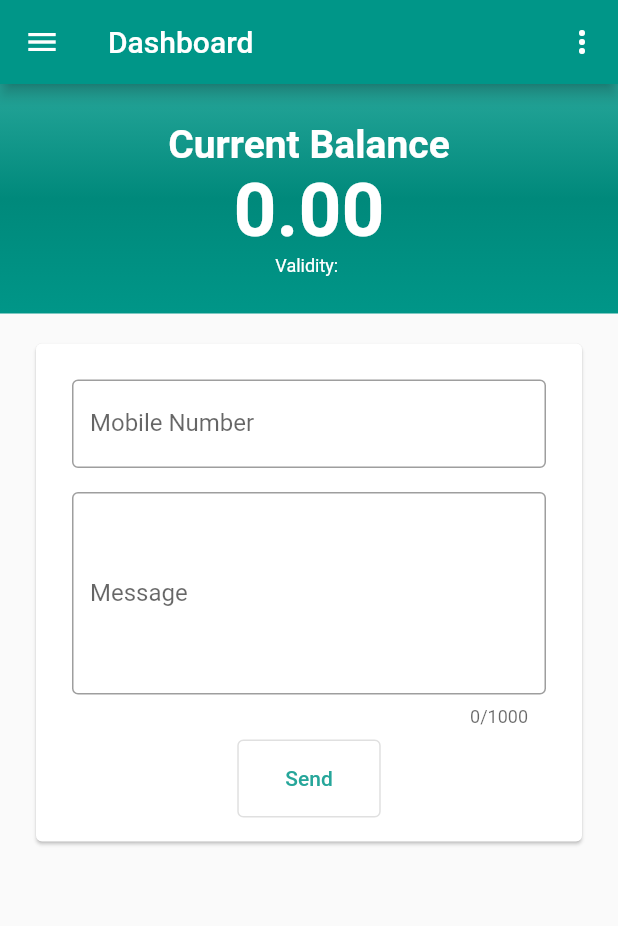
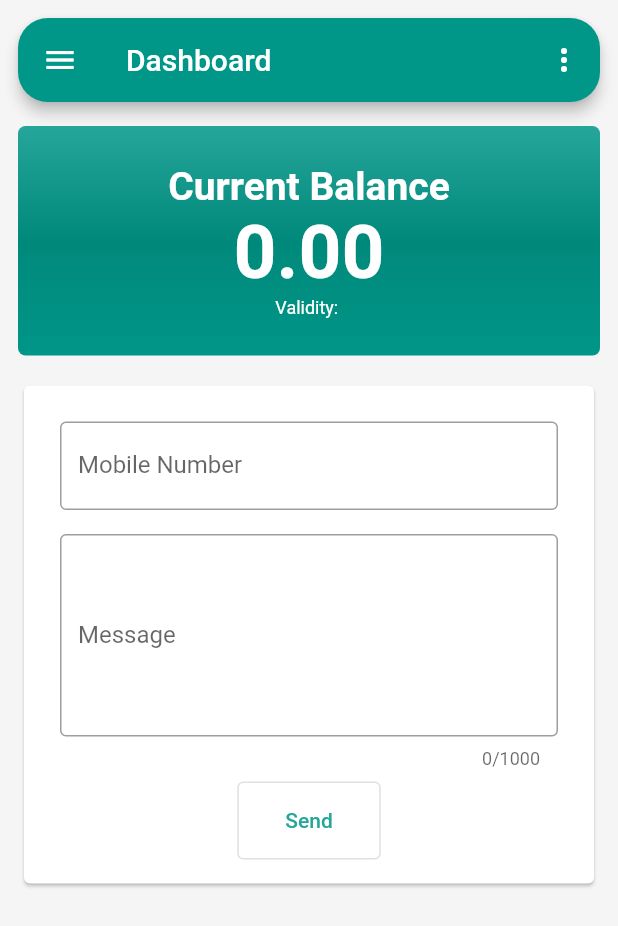
Before and after one commit to md-riaz/flutter_sms_net_bd, a Flutter app: the DashboardScreen screen opened by its route, after a tap on "Send", on a phone screen of 412 x 824 dp. Shown: the top 926 px of the screen. Run offline on Flutter 3.47's test engine with Material 2 defaults, Android fonts, the phone set to English and light mode, and no system bars; our stand-ins replace shared_preferences; accounts and stored records are empty; network calls fail.

```diff
--- a/lib/main.dart
+++ b/lib/main.dart
@@ -6,6 +6,7 @@ void main() {
     title: 'Alpha SMS',
     theme: ThemeData(
       primarySwatch: Colors.teal,
+      scaffoldBackgroundColor: Colors.white,
     ),
     debugShowCheckedModeBanner: false,
     routes: Routes.list(),
--- a/lib/screens/dashboard.dart
+++ b/lib/screens/dashboard.dart
@@ -16,26 +16,53 @@ class DashboardScreen extends StatefulWidget {
 }
 
 class _DashboardScreenState extends State<DashboardScreen> {
-  final _formKey = GlobalKey<FormState>();
+  @override
+  Widget build(BuildContext context) {
+    return Container(
+      padding: const EdgeInsets.all(12),
+      color: Colors.grey.shade100,
+      child: SafeArea(
+        child: Scaffold(
+          backgroundColor: Colors.grey.shade100,
+          appBar: appBar(
+            context,
+            title: 'Dashboard',
+            mounted: mounted,
+          ),
+          drawer: appDrawer(context),
+          body: SingleChildScrollView(
+            child: Container(
+              margin: const EdgeInsets.only(top: 16),
+              child: Column(
+                children: const [
+                  BalanceCard(),
+                  formSpacer,
+                  QuickMsg(),
+                ],
+              ),
+            ),
+          ),
+        ),
+      ),
+    );
+  }
+}
 
+class BalanceCard extends StatefulWidget {
+  const BalanceCard({Key? key}) : super(key: key);
+
+  @override
+  State<BalanceCard> createState() => _BalanceCardState();
+}
+
+class _BalanceCardState extends State<BalanceCard> {
   double balance = 0.00;
   String validity = '';
 
-  late final _to;
-  late final _body;
-
-  @override
-  void initState() {
-    _to = TextEditingController();
-    _body = TextEditingController();
-    super.initState();
-
-    getBalance();
-  }
-
-  getBalance() async {
+  _getBalance() async {
     try {
-      final resp = await sendRequest(context: context, uri: '/user/balance');
+      final resp = await sendRequest(
+          context: context, mounted: mounted, uri: '/user/balance');
 
       if (resp != null) {
         setState(() {
@@ -51,24 +78,14 @@ class _DashboardScreenState extends State<DashboardScreen> {
   }
 
   @override
-  void dispose() {
-    _to.dispose();
-    _body.dispose();
-    super.dispose();
+  void initState() {
+    super.initState();
+    _getBalance();
   }
 
   @override
   Widget build(BuildContext context) {
-    return Scaffold(
-      appBar: appBar(
-        context,
-        title: 'Dashboard',
-        mounted: mounted,
-      ),
-      drawer: appDrawer(context),
-      body: Column(
-        children: [
-          Container(
+    return Container(
       width: double.infinity,
       padding: const EdgeInsets.symmetric(vertical: 25),
       decoration: BoxDecoration(
@@ -81,6 +98,7 @@ class _DashboardScreenState extends State<DashboardScreen> {
             Colors.teal[500]!,
           ],
         ),
+        borderRadius: BorderRadius.circular(5),
       ),
       child: Column(
         crossAxisAlignment: CrossAxisAlignment.center,
@@ -111,11 +129,40 @@ class _DashboardScreenState extends State<DashboardScreen> {
           ),
         ],
       ),
-          ),
-          formSpacer,
-          Container(
-            padding: const EdgeInsets.symmetric(horizontal: 20),
-            child: Card(
+    );
+  }
+}
+
+class QuickMsg extends StatefulWidget {
+  const QuickMsg({Key? key}) : super(key: key);
+
+  @override
+  State<QuickMsg> createState() => _QuickMsgState();
+}
+
+class _QuickMsgState extends State<QuickMsg> {
+  final _formKey = GlobalKey<FormState>();
+
+  late final TextEditingController _to;
+  late final TextEditingController _body;
+
+  @override
+  void initState() {
+    _to = TextEditingController();
+    _body = TextEditingController();
+    super.initState();
+  }
+
+  @override
+  void dispose() {
+    _to.dispose();
+    _body.dispose();
+    super.dispose();
+  }
+
+  @override
+  Widget build(BuildContext context) {
+    return Card(
       child: Padding(
         padding: const EdgeInsets.all(16.0),
         child: Form(
@@ -144,10 +191,13 @@ class _DashboardScreenState extends State<DashboardScreen> {
                   ),
                 ),
                 child: const Text('Send'),
-                        onPressed: () {
+                onPressed: () async {
                   if (_formKey.currentState!.validate()) {
-                            print(_to.text);
-                            print(_body.text);
+                    await _sendSMS(
+                      context: context,
+                      to: _to.text,
+                      body: _body.text,
+                    );
                   }
                 },
               ),
@@ -155,10 +205,19 @@ class _DashboardScreenState extends State<DashboardScreen> {
           ),
         ),
       ),
-            ),
-          ),
-        ],
-      ),
     );
   }
+
+  Future _sendSMS({
+    required BuildContext context,
+    required String to,
+    required String body,
+  }) async {
+    Map<String, dynamic> response =
+        await sendMessage(context, mounted, to, body);
+
+    if (!mounted) return;
+
+    showSnackBar(context, response['msg']);
   }
+}
--- a/lib/screens/splash.dart
+++ b/lib/screens/splash.dart
@@ -23,7 +23,7 @@ class _SplashScreenState extends State<SplashScreen> {
   }
 
   void checkAuth() async {
-    bool auth = await checkAuthentication(context);
+    bool auth = await checkAuthentication(context, mounted);
 
     if (auth) {
       return onAuthenticated();
--- a/lib/secrets/secret_example.dart
+++ /dev/null
@@ -1 +0,0 @@
-const appKey = 'YOUR APP KEY';
--- a/lib/utils/api_client.dart
+++ b/lib/utils/api_client.dart
@@ -9,13 +9,16 @@ import 'package:sms_net_bd/utils/routes.dart';
 
 Future sendRequest({
   required BuildContext context,
+  required bool mounted,
   required String uri,
   String type = 'GET',
   dynamic body,
 }) async {
   final client = http.Client();
 
-  Map<String, String> headers = {};
+  Map<String, String> headers = {
+    'content-type': 'application/json',
+  };
 
   String? token = await getToken();
 
@@ -32,7 +35,7 @@ Future sendRequest({
       response = await client.post(
         Uri.parse(url),
         headers: headers,
-        body: body,
+        body: jsonEncode(body),
       );
     } else {
       response = await client.get(
@@ -46,6 +49,7 @@ Future sendRequest({
     if (result['error'] == 405) {
       await removeToken();
 
+      if (!mounted) return;
       Navigator.of(context)
           .pushNamedAndRemoveUntil(loginRoute, (route) => false);
     }
@@ -54,7 +58,7 @@ Future sendRequest({
       return result;
     }
 
-    return null;
+    return [];
   } catch (e) {
     log(e.toString());
   } finally {
@@ -70,7 +74,7 @@ Future<String?> getToken() async {
 }
 
 // check authentication
-Future checkAuthentication(BuildContext context) async {
+Future checkAuthentication(BuildContext context, bool mounted) async {
   final token = await getToken();
 
   if (token == null) {
@@ -78,6 +82,7 @@ Future checkAuthentication(BuildContext context) async {
   }
   final response = await sendRequest(
     context: context,
+    mounted: mounted,
     uri: '/user/balance/',
     type: 'GET',
   );
@@ -107,3 +112,31 @@ Future<void> removeToken() async {
   prefs.remove('userName');
   prefs.remove('userGroup');
 }
+
+Future<Map<String, dynamic>> sendMessage(
+  BuildContext context,
+  bool mounted,
+  String phone,
+  String message,
+) async {
+  Map<String, dynamic> response = await sendRequest(
+    context: context,
+    mounted: mounted,
+    uri: '/sendsms/',
+    type: 'POST',
+    body: {
+      'to': phone,
+      'msg': message,
+    },
+  );
+
+  return response;
+}
+
+void showSnackBar(BuildContext context, String text) {
+  ScaffoldMessenger.of(context).showSnackBar(
+    SnackBar(
+      content: Text(text),
+    ),
+  );
+}
--- a/lib/utils/constants.dart
+++ b/lib/utils/constants.dart
@@ -1,6 +1,7 @@
 import 'package:flutter/material.dart';
 
-const baseAPI = 'https://api.dev.alpha.net.bd';
+const baseAPI =
+    'https://smsapi.glitch.me'; // https://smsapi.glitch.me // https://sms-api-proxy.cyclic.app/
 
 const preloader = Center(
   child: CircularProgressIndicator(
--- a/lib/widgets/app_bar.dart
+++ b/lib/widgets/app_bar.dart
@@ -12,6 +12,11 @@ AppBar appBar(
 }) {
   return AppBar(
     title: Text(title),
+    shape: const RoundedRectangleBorder(
+      borderRadius: BorderRadius.all(
+        Radius.circular(20),
+      ),
+    ),
     leading: showBackButton
         ? IconButton(
             icon: const Icon(Icons.arrow_back),
```
Also changed, not shown: lib/screens/login.dart (+8 -9 lines). Lines whose indentation alone changed are shown as unchanged.
